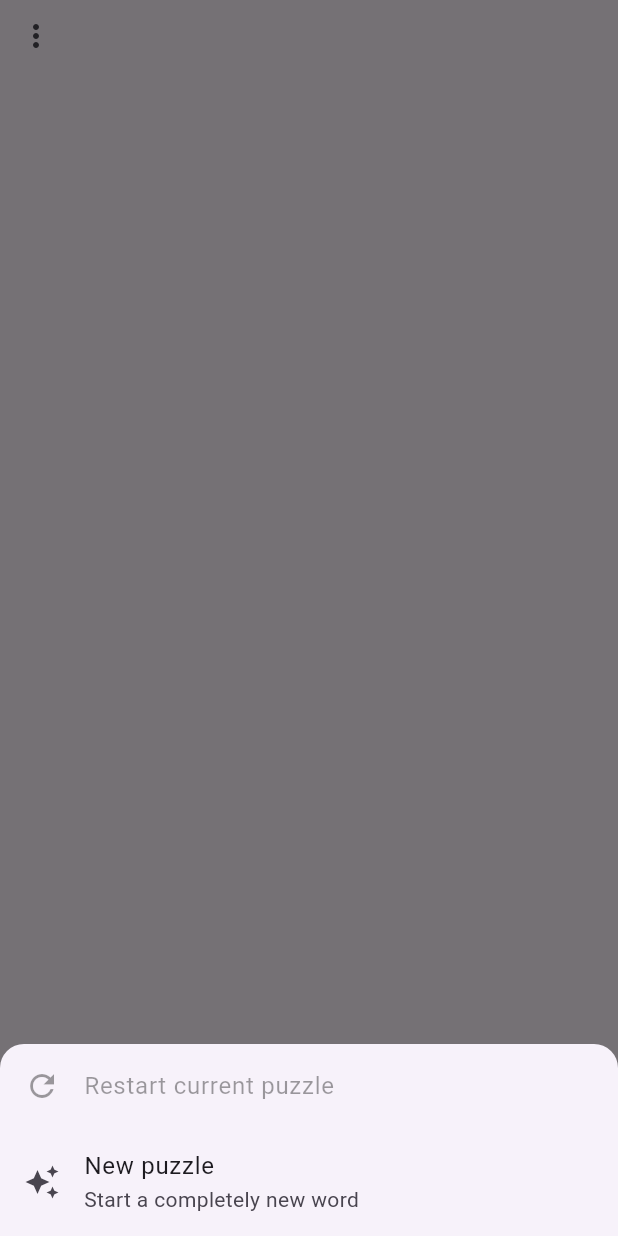
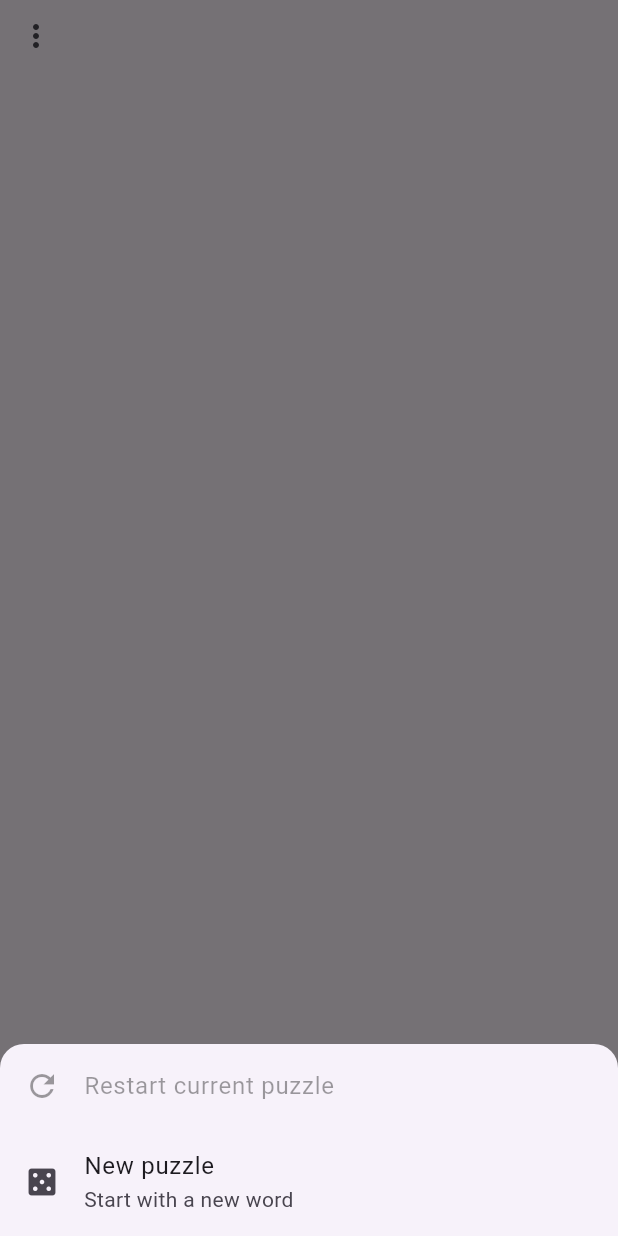
Before and after one commit to code4smiles/one-off-words, a Flutter app: the GameActionsButton widget shown alone on an empty page, opened directly with empty values, after a tap on the "more vert" icon, on a phone screen of 412 x 824 dp. Run offline on Flutter 3.47's test engine with Material 3 defaults, Android fonts, the phone set to English and light mode, and no system bars.

Commit message:
More enhancements.

```diff
--- a/lib/screens/puzzle_screen.dart
+++ b/lib/screens/puzzle_screen.dart
@@ -2,6 +2,7 @@ import 'dart:convert';
 import 'dart:math';
 
 import 'package:flutter/material.dart';
+import 'package:flutter/scheduler.dart';
 import 'package:flutter/services.dart';
 import 'package:oneoffwords/game_elements/puzzle.dart';
 import 'package:oneoffwords/ui/history_section.dart';
@@ -22,19 +23,40 @@ class _PuzzleScreenState extends State<PuzzleScreen> {
   late Future<Puzzle> _puzzleFuture;
   final List<String> _userPath = [];
   final _random = Random();
-  // String? _puzzleTargetWord;
   int? _selectedTileIndex;
   int? _shakeTileIndex;
   String? _errorMessage;
   int? _hintTileIndex;
+  late final Ticker _ticker;
+  Duration _elapsed = Duration.zero;
+  DateTime? _startTime;
 
   @override
   void initState() {
     super.initState();
     _puzzleFuture = _loadPuzzle();
-    // _puzzleFuture.then((p) {
-    //   _puzzleTargetWord = p.targetWord;
-    // });
+    _startTimer();
+  }
+
+  @override
+  void dispose() {
+    _ticker.dispose();
+    super.dispose();
+  }
+
+  void _startTimer() {
+    _startTime = DateTime.now();
+    _ticker = Ticker((_) {
+      setState(() {
+        _elapsed = DateTime.now().difference(_startTime!);
+      });
+    })
+      ..start();
+  }
+
+  void _resetTimer() {
+    _startTime = DateTime.now();
+    _elapsed = Duration.zero;
   }
 
   Future<Puzzle> _loadPuzzle({bool randomize = false}) async {
@@ -68,6 +90,7 @@ class _PuzzleScreenState extends State<PuzzleScreen> {
   }
 
   void _onWin() {
+    _ticker.stop();
     showDialog(
       context: context,
       builder: (_) => AlertDialog(
@@ -225,6 +248,8 @@ class _PuzzleScreenState extends State<PuzzleScreen> {
       _errorMessage = null;
       _hintTileIndex = null;
     });
+
+    _resetTimer();
   }
 
   void _confirmReset(Puzzle puzzle) {
@@ -258,7 +283,42 @@ class _PuzzleScreenState extends State<PuzzleScreen> {
   Future<void> _startNewPuzzle() async {
     setState(() {
       _puzzleFuture = _loadPuzzle(randomize: true);
+      _resetTimer();
     });
+  }
+
+  void _undoMove() {
+    if (_userPath.length <= 1) return;
+
+    setState(() {
+      _userPath.removeLast();
+      _selectedTileIndex = null;
+      _shakeTileIndex = null;
+      _errorMessage = null;
+      _hintTileIndex = null;
+    });
+  }
+
+  Widget _buildTimer() {
+    final minutes = _elapsed.inMinutes.toString().padLeft(2, '0');
+    final seconds = (_elapsed.inSeconds % 60).toString().padLeft(2, '0');
+
+    return Row(
+      mainAxisSize: MainAxisSize.min,
+      children: [
+        const Icon(Icons.timer_outlined, size: 16, color: Colors.black54),
+        const SizedBox(width: 4),
+        Text(
+          '$minutes:$seconds',
+          style: const TextStyle(
+            fontSize: 13,
+            fontWeight: FontWeight.w600,
+            color: Colors.black54,
+            letterSpacing: 0.5,
+          ),
+        ),
+      ],
+    );
   }
 
   @override
@@ -380,6 +440,28 @@ class _PuzzleScreenState extends State<PuzzleScreen> {
             padding: const EdgeInsets.all(16),
             child: Column(
               children: [
+                // Label above the current word
+                Row(
+                  mainAxisAlignment: MainAxisAlignment.spaceBetween,
+                  children: [
+                    Container(
+                      padding: const EdgeInsets.symmetric(
+                          horizontal: 6, vertical: 2),
+                      child: const Text(
+                        'Current Word',
+                        style: TextStyle(
+                          fontSize: 12,
+                          fontWeight: FontWeight.w600,
+                          color: Colors.black54,
+                        ),
+                      ),
+                    ),
+                    _buildTimer(),
+                  ],
+                ),
+
+                const SizedBox(height: 4),
+
                 // Current editable word
                 SizedBox(
                   height: 150,
@@ -407,8 +489,20 @@ class _PuzzleScreenState extends State<PuzzleScreen> {
                 const SizedBox(height: 16),
 
                 Row(
-                  mainAxisAlignment: MainAxisAlignment.end,
+                  mainAxisAlignment: MainAxisAlignment.spaceBetween,
                   children: [
+                    // Undo button (left)
+                    TextButton.icon(
+                      onPressed: _userPath.length > 1 ? _undoMove : null,
+                      icon: const Icon(Icons.undo, size: 16),
+                      label: const Text("Undo"),
+                      style: TextButton.styleFrom(
+                        foregroundColor: Colors.black54,
+                        padding: EdgeInsets.zero,
+                        tapTargetSize: MaterialTapTargetSize.shrinkWrap,
+                      ),
+                    ),
+
                     TextButton.icon(
                       onPressed: () => _showHint(puzzle),
                       icon: const Icon(Icons.lightbulb_outline),
@@ -423,6 +517,45 @@ class _PuzzleScreenState extends State<PuzzleScreen> {
                   puzzle: puzzle,
                   onReset: () => _confirmReset(puzzle),
                 ),
+
+                // Next puzzle button (only shown when puzzle is solved)
+                if (_userPath.isNotEmpty && _userPath.last == puzzle.targetWord)
+                  Padding(
+                    padding: const EdgeInsets.only(top: 16),
+                    child: Center(
+                      child: Material(
+                        color:
+                            Colors.teal, // Contrasting color to history tiles
+                        borderRadius: BorderRadius.circular(30),
+                        elevation: 4,
+                        child: InkWell(
+                          onTap: _startNewPuzzle,
+                          borderRadius: BorderRadius.circular(30),
+                          child: const Padding(
+                            padding: EdgeInsets.symmetric(
+                                vertical: 14, horizontal: 24),
+                            child: Row(
+                              mainAxisSize: MainAxisSize.min,
+                              children: [
+                                Icon(Icons.arrow_forward,
+                                    color: Colors
+                                        .white), // Could use Icons.arrow_forward too
+                                SizedBox(width: 12),
+                                Text(
+                                  "Next Puzzle",
+                                  style: TextStyle(
+                                    color: Colors.white,
+                                    fontSize: 16,
+                                    fontWeight: FontWeight.bold,
+                                  ),
+                                ),
+                              ],
+                            ),
+                          ),
+                        ),
+                      ),
+                    ),
+                  ),
               ],
             ),
           ),
--- a/lib/ui/game_options.dart
+++ b/lib/ui/game_options.dart
@@ -46,9 +46,9 @@ class GameActionsButton extends StatelessWidget {
                     : null,
               ),
               ListTile(
-                leading: const Icon(Icons.auto_awesome),
+                leading: const Icon(Icons.casino),
                 title: const Text("New puzzle"),
-                subtitle: const Text("Start a completely new word"),
+                subtitle: const Text("Start with a new word"),
                 onTap: () {
                   Navigator.pop(context);
                   _confirmNewPuzzle(context);
```
